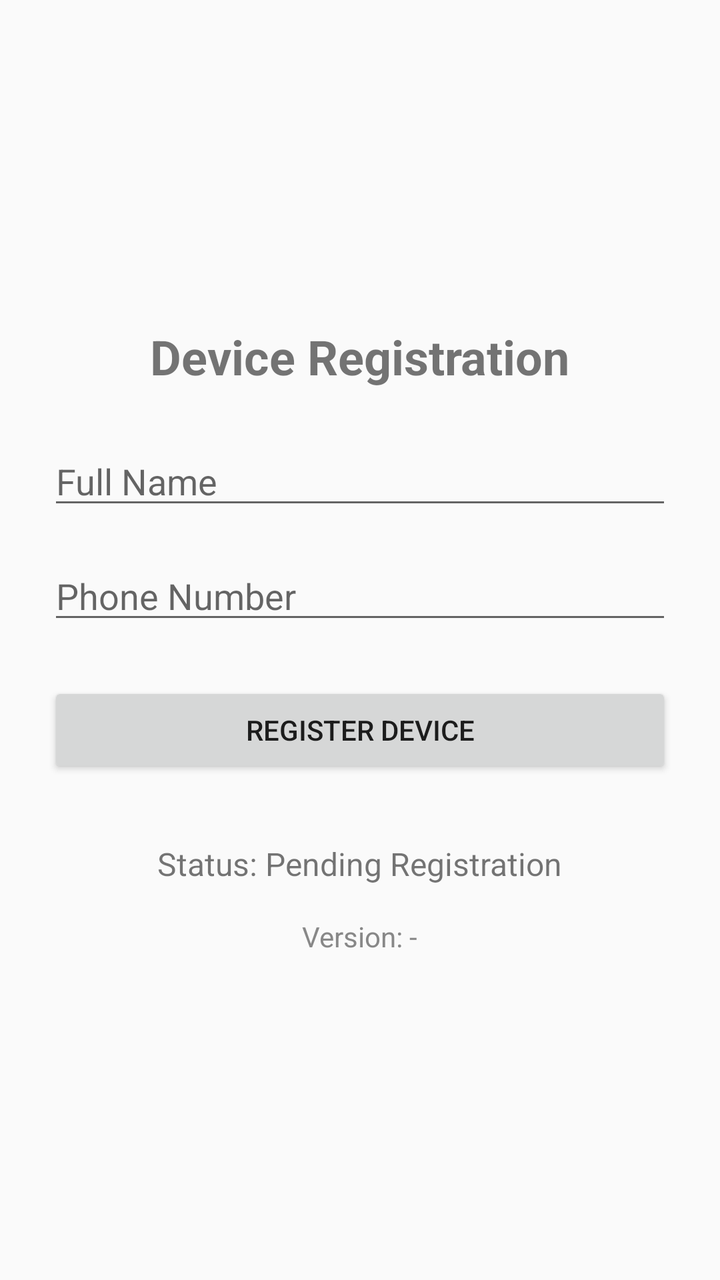
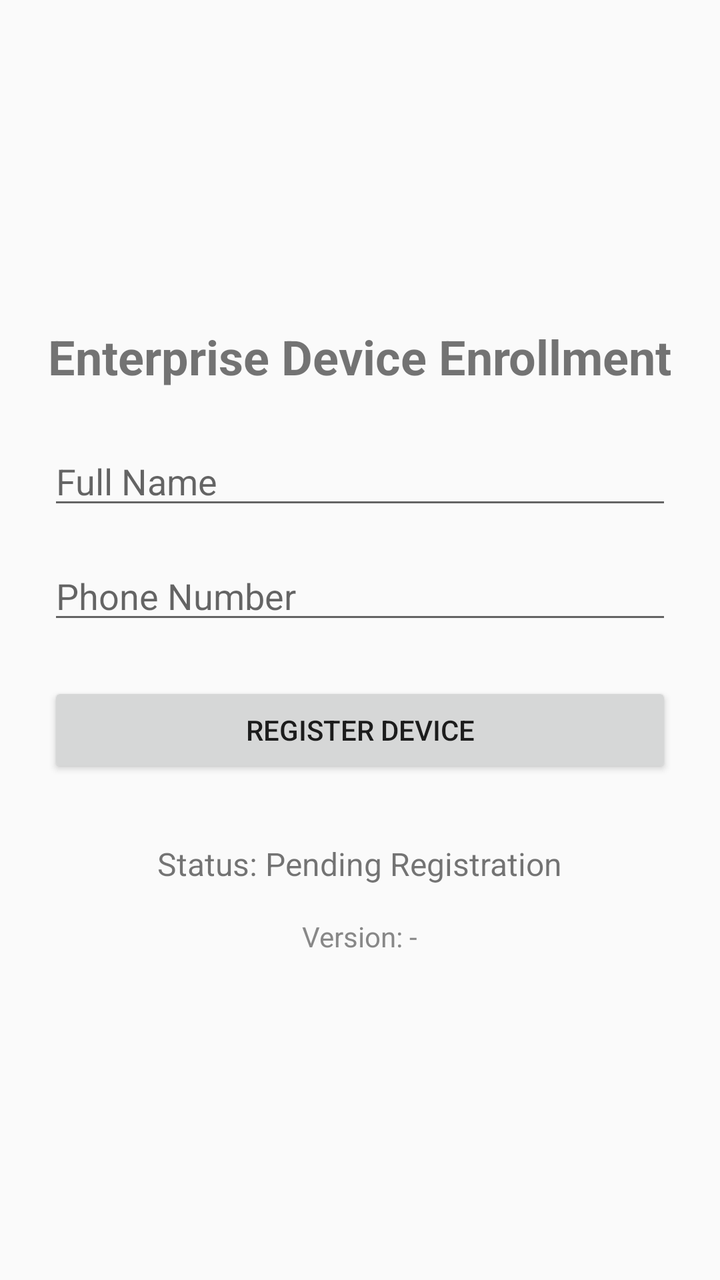

Compare the two renders of this Android layout. The source of the first and the diff that turns it into the second are given below.
<!-- AndroidManifest.xml: application theme Theme.AppCompat.DayNight.NoActionBar -->
<!-- res/layout/activity_main.xml -->
<?xml version="1.0" encoding="utf-8"?>
<LinearLayout xmlns:android="http://schemas.android.com/apk/res/android"
    android:layout_width="match_parent"
    android:layout_height="match_parent"
    android:orientation="vertical"
    android:padding="24dp"
    android:gravity="center">

    <TextView
        android:layout_width="wrap_content"
        android:layout_height="wrap_content"
        android:text="Device Registration"
        android:textSize="24sp"
        android:textStyle="bold"
        android:layout_marginBottom="24dp"/>

    <EditText
        android:id="@+id/etName"
        android:layout_width="match_parent"
        android:layout_height="wrap_content"
        android:hint="Full Name"
        android:layout_marginBottom="16dp"
        android:inputType="textPersonName"/>

    <EditText
        android:id="@+id/etPhone"
        android:layout_width="match_parent"
        android:layout_height="wrap_content"
        android:hint="Phone Number"
        android:layout_marginBottom="24dp"
        android:inputType="phone"/>

    <Button
        android:id="@+id/btnRegister"
        android:layout_width="match_parent"
        android:layout_height="wrap_content"
        android:text="Register Device" />

    <TextView
        android:id="@+id/tvDeviceOwnerStatus"
        android:layout_width="wrap_content"
        android:layout_height="wrap_content"
        android:text="Status: Pending Registration"
        android:textSize="16sp"
        android:layout_marginTop="32dp"/>

    <TextView
        android:id="@+id/tvAppVersion"
        android:layout_width="wrap_content"
        android:layout_height="wrap_content"
        android:text="Version: -"
        android:textSize="14sp"
        android:textColor="#888888"
        android:layout_marginTop="16dp"/>

</LinearLayout>
<!-- resources referenced by this layout -->
<resources>

</resources>

<!-- the commit's change to res/layout/activity_main.xml (unified diff, before → after) -->
@@ -9,7 +9,7 @@
     <TextView
         android:layout_width="wrap_content"
         android:layout_height="wrap_content"
-        android:text="Device Registration"
+        android:text="Enterprise Device Enrollment"
         android:textSize="24sp"
         android:textStyle="bold"
         android:layout_marginBottom="24dp"/>
